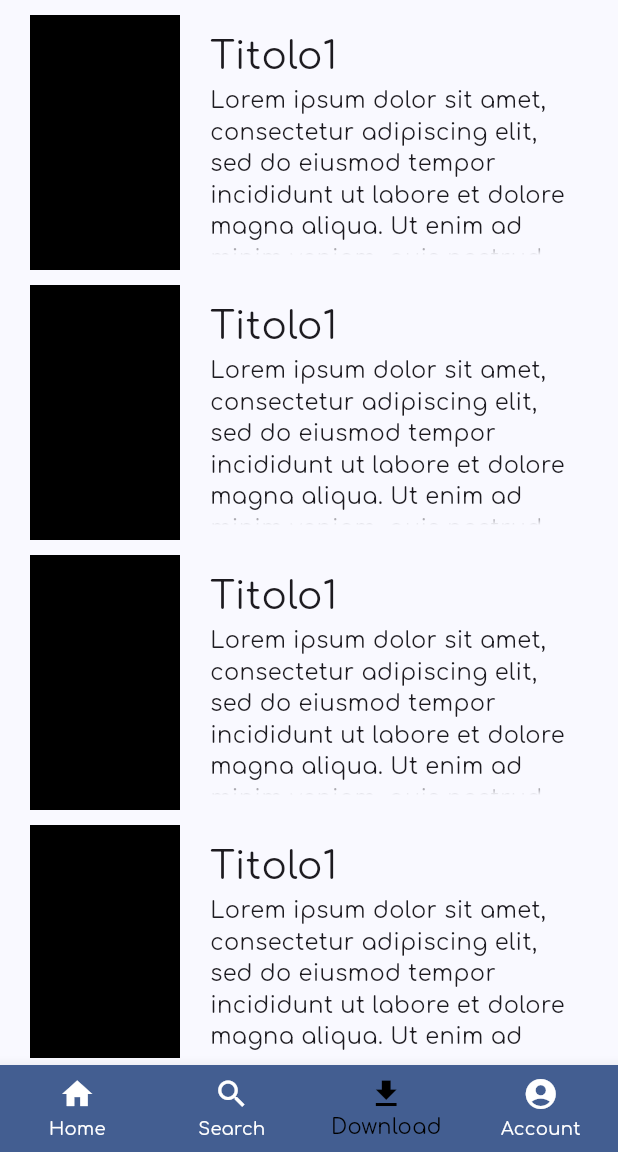
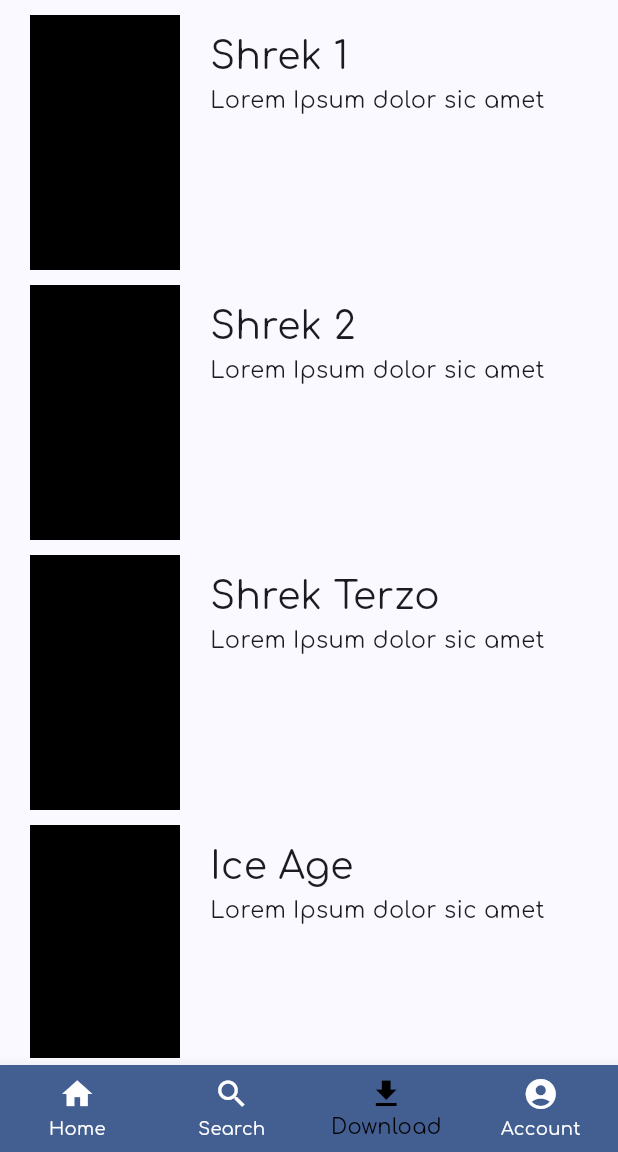
Before and after one commit to larsyx/Kontent, a Flutter app: the screen it shows after launch, item 3 of the bottom bar chosen, on a phone screen of 412 x 824 dp, the part 84-1236 px from its top. Run offline on Flutter 3.47's test engine with Material 3 defaults, Android fonts, the phone set to English and light mode, and no system bars; our stand-ins replace flutter_carousel_widget, google_fonts; missing offline and left inert: media_kit, media_kit_video, standard_searchbar.

Commit message:
static examples list + video player

```diff
--- /dev/null
+++ b/Code/kontent/lib/entities/item.dart
@@ -0,0 +1,7 @@
+class Item {
+  int id;
+  String titolo;
+  String descrizione;
+
+  Item({required this.id, required this.titolo, required this.descrizione});
+}
--- /dev/null
+++ b/Code/kontent/lib/examples/examples.dart
@@ -0,0 +1,41 @@
+import 'package:kontent/entities/item.dart';
+
+class Examples {
+  static final List<Item> exampleDownloadList = [
+    Item(
+      id: 0,
+      titolo: 'Shrek 1',
+      descrizione: 'Lorem Ipsum dolor sic amet',
+    ),
+    Item(
+      id: 0,
+      titolo: 'Shrek 2',
+      descrizione: 'Lorem Ipsum dolor sic amet',
+    ),
+    Item(
+        id: 0,
+        titolo: 'Shrek Terzo',
+        descrizione: 'Lorem Ipsum dolor sic amet'),
+    Item(
+      id: 0,
+      titolo: 'Ice Age',
+      descrizione: 'Lorem Ipsum dolor sic amet',
+    ),
+    Item(
+      id: 0,
+      titolo: 'Perfetti Sconosciuti',
+      descrizione: 'Lorem Ipsum dolor sic amet',
+    ),
+  ];
+
+  static final List<String> exampleGenresList = [
+    'Commedia',
+    'Thriller',
+    'Horror',
+    'Azione',
+    'Fantasy',
+    'Cartoni Animati'
+  ];
+
+  static final List<String> exampleSuggestionsList = [];
+}
--- a/Code/kontent/lib/kontentPages/kontent_downloads_page.dart
+++ b/Code/kontent/lib/kontentPages/kontent_downloads_page.dart
@@ -1,26 +1,28 @@
 import 'package:flutter/material.dart';
+import 'package:kontent/entities/item.dart';
 import 'package:kontent/kontentWidgets/kontent_download_entry.dart';
 
 class KontentDownloadPageBodyWidget extends StatelessWidget {
-  const KontentDownloadPageBodyWidget({
-    super.key,
-  });
+  final List<Item> itemList;
+
+  const KontentDownloadPageBodyWidget({super.key, required this.itemList});
 
   @override
   Widget build(BuildContext context) {
-    return const Padding(
-      padding: EdgeInsets.symmetric(vertical: 5.0),
+    return Padding(
+      padding: const EdgeInsets.symmetric(vertical: 5.0),
       child: SingleChildScrollView(
         child: Column(
           mainAxisAlignment: MainAxisAlignment.spaceAround,
-          children: <Widget>[
-            KontentDownloadEntry(),
-            KontentDownloadEntry(),
-            KontentDownloadEntry(),
-            KontentDownloadEntry(),
-            KontentDownloadEntry(),
-            KontentDownloadEntry(),
-          ],
+          children: itemList
+              .map((e) => KontentDownloadEntry(
+                    item: Item(
+                      id: e.id,
+                      titolo: e.titolo,
+                      descrizione: e.descrizione,
+                    ),
+                  ))
+              .toList(),
         ),
       ),
     );
--- a/Code/kontent/lib/kontentWidgets/kontent_download_entry.dart
+++ b/Code/kontent/lib/kontentWidgets/kontent_download_entry.dart
@@ -1,7 +1,10 @@
 import 'package:flutter/material.dart';
+import 'package:kontent/entities/item.dart';
 
 class KontentDownloadEntry extends StatelessWidget {
-  const KontentDownloadEntry({super.key});
+  final Item item;
+
+  const KontentDownloadEntry({super.key, required this.item});
 
   @override
   Widget build(BuildContext context) {
@@ -17,28 +20,28 @@
             margin: const EdgeInsets.only(left: 20, right: 20),
             decoration: const BoxDecoration(color: Colors.black),
           ),
-          const SizedBox(
+          SizedBox(
             height: 170,
             width: 240,
             child: Padding(
-              padding: EdgeInsets.symmetric(vertical: 10.0),
+              padding: const EdgeInsets.symmetric(vertical: 10.0),
               child: Column(
                 crossAxisAlignment: CrossAxisAlignment.start,
                 mainAxisAlignment: MainAxisAlignment.start,
                 verticalDirection: VerticalDirection.down,
                 children: <Widget>[
                   Text(
-                    'Titolo1',
-                    style: TextStyle(
+                    item.titolo,
+                    style: const TextStyle(
                       fontSize: 25,
                     ),
                   ),
                   Flexible(
                     fit: FlexFit.tight,
                     child: Text(
-                      'Lorem ipsum dolor sit amet, consectetur adipiscing elit, sed do eiusmod tempor incididunt ut labore et dolore magna aliqua. Ut enim ad minim veniam, quis nostrud exercitation ullamco laboris nisi ut aliquip ex ea commodo consequat. Duis aute irure dolor in reprehenderit in voluptate velit esse cillum dolore eu fugiat nulla pariatur. Excepteur sint occaecat cupidatat non proident, sunt in culpa qui officia deserunt mollit anim id est laborum.',
+                      item.descrizione,
                       overflow: TextOverflow.fade,
-                      style: TextStyle(
+                      style: const TextStyle(
                         fontSize: 15,
                       ),
                     ),
--- a/Code/kontent/lib/main.dart
+++ b/Code/kontent/lib/main.dart
@@ -1,11 +1,20 @@
 import 'package:flutter/material.dart';
+import 'package:flutter/services.dart';
+import 'package:kontent/examples/examples.dart';
 import 'package:kontent/kontentPages/kontent_account_page.dart';
 import 'package:kontent/kontentPages/kontent_downloads_page.dart';
 import 'package:kontent/kontentPages/kontent_home_page.dart';
 import 'package:kontent/kontentPages/kontent_search_page.dart';
 import 'package:google_fonts/google_fonts.dart';
+import 'package:media_kit/media_kit.dart'; // Provides [Player], [Media], [Playlist] etc.
 
-void main() {
+final RouteObserver<ModalRoute> routeObserver = RouteObserver<ModalRoute>();
+Future<void> main() async {
+  WidgetsFlutterBinding.ensureInitialized();
+  MediaKit.ensureInitialized();
+  await SystemChrome.setPreferredOrientations([
+    DeviceOrientation.portraitUp,
+  ]);
   runApp(const Kontent());
 }
 
@@ -23,6 +32,7 @@
         useMaterial3: true,
       ),
       home: const KontentMainWidget(title: 'Kontent'),
+      navigatorObservers: [routeObserver],
     );
   }
 }
@@ -37,12 +47,12 @@
 }
 
 class _KontentMainWidgetState extends State<KontentMainWidget> {
-  int _selectedIndex = 1;
-  static const _pages = <Widget>[
-    KontentHomePageBodyWidget(),
-    KontentSearchPageBodyWidget(),
-    KontentDownloadPageBodyWidget(),
-    KontentAccountPageBodyWidget(),
+  int _selectedIndex = 0;
+  static final List<Widget> _pages = <Widget>[
+    const KontentHomePageBodyWidget(),
+    const KontentSearchPageBodyWidget(),
+    KontentDownloadPageBodyWidget(itemList: Examples.exampleDownloadList),
+    const KontentAccountPageBodyWidget(),
   ];
 
   @override
--- a/Code/kontent/pubspec.yaml
+++ b/Code/kontent/pubspec.yaml
@@ -29,6 +29,7 @@
 # versions available, run `flutter pub outdated`.
 dependencies:
   flutter_carousel_widget: ^2.2.0
+  standard_searchbar: ^2.1.1
   flutter:
     sdk: flutter
 
@@ -37,6 +38,9 @@
   # Use with the CupertinoIcons class for iOS style icons.
   cupertino_icons: ^1.0.2
   google_fonts: ^6.1.0
+  media_kit: ^1.1.10+1
+  media_kit_video: ^1.2.4                        # For video rendering.
+  media_kit_libs_video: ^1.0.4
 
 dev_dependencies:
   flutter_test:
```
Also changed, not shown: Code/kontent/lib/kontentPages/kontent_search_page.dart (+17 -36 lines), Code/kontent/lib/kontentPages/kontent_video_player.dart (added, +99 -0 lines), Code/kontent/lib/kontentWidgets/kontent_carousel.dart (+16 -1 lines), Code/kontent/pubspec.lock, 13 other files.
